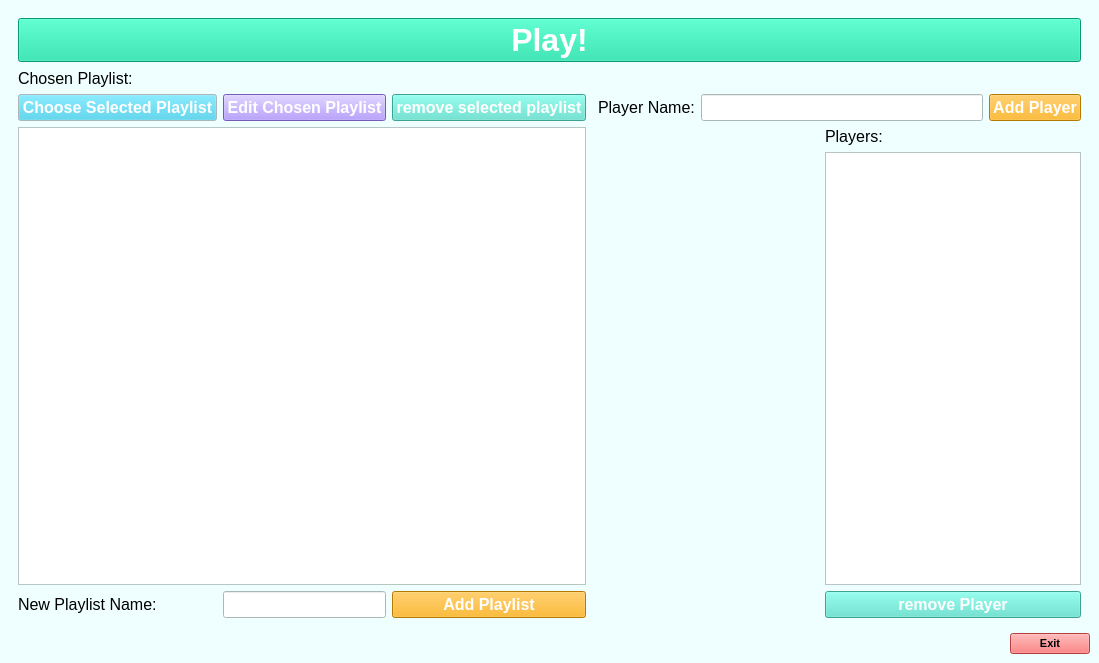
The window that card_bank.ui (MitchellMcDuff/Card_Bank) describes before a commit, drawn with Qt 5.
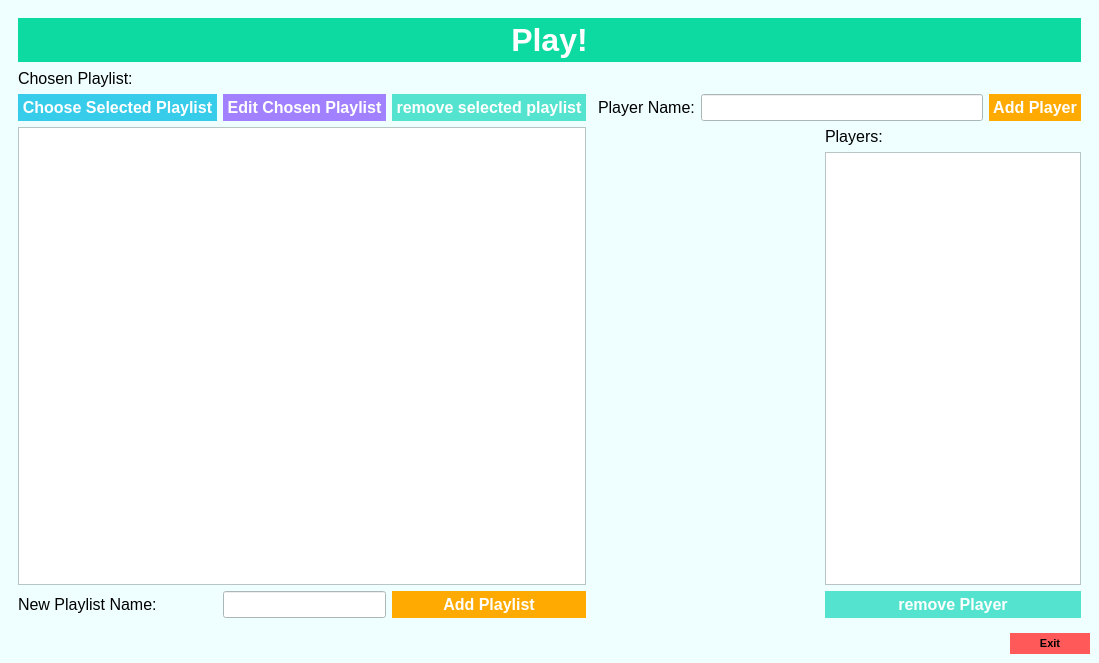
The same window after the commit.

Commit message: Add, remove, and choose playlist work. Removing multiple cards bug fixed. Colors hopefully are fixed.

The edit to the form file:
```diff
--- a/card_bank.ui
+++ b/card_bank.ui
@@ -428,6 +428,9 @@
   <property name="windowTitle">
    <string>Card Bank</string>
   </property>
+  <property name="autoFillBackground">
+   <bool>true</bool>
+  </property>
   <widget class="QWidget" name="mainGridWidget">
    <layout class="QGridLayout" name="gridLayout_4">
     <item row="1" column="0">
@@ -876,9 +879,21 @@
           <bold>true</bold>
          </font>
         </property>
+        <property name="autoFillBackground">
+         <bool>true</bool>
+        </property>
         <property name="text">
          <string>Exit</string>
         </property>
+        <property name="autoDefault">
+         <bool>false</bool>
+        </property>
+        <property name="default">
+         <bool>false</bool>
+        </property>
+        <property name="flat">
+         <bool>true</bool>
+        </property>
        </widget>
       </item>
      </layout>
@@ -1319,9 +1334,15 @@
             <bold>true</bold>
            </font>
           </property>
+          <property name="autoFillBackground">
+           <bool>true</bool>
+          </property>
           <property name="text">
            <string>Play!</string>
           </property>
+          <property name="flat">
+           <bool>true</bool>
+          </property>
          </widget>
         </item>
         <item row="2" column="0">
@@ -1749,9 +1770,15 @@
               <bold>true</bold>
              </font>
             </property>
+            <property name="autoFillBackground">
+             <bool>true</bool>
+            </property>
             <property name="text">
              <string>remove selected playlist</string>
             </property>
+            <property name="flat">
+             <bool>true</bool>
+            </property>
            </widget>
           </item>
           <item row="3" column="2">
@@ -2177,9 +2204,15 @@
               <bold>true</bold>
              </font>
             </property>
+            <property name="autoFillBackground">
+             <bool>true</bool>
+            </property>
             <property name="text">
              <string>Edit Chosen Playlist</string>
             </property>
+            <property name="flat">
+             <bool>true</bool>
+            </property>
            </widget>
           </item>
           <item row="3" column="1">
@@ -2190,9 +2223,15 @@
               <bold>true</bold>
              </font>
             </property>
+            <property name="autoFillBackground">
+             <bool>true</bool>
+            </property>
             <property name="text">
              <string>Choose Selected Playlist</string>
             </property>
+            <property name="flat">
+             <bool>true</bool>
+            </property>
            </widget>
           </item>
           <item row="5" column="1">
@@ -2635,9 +2674,15 @@
               <bold>true</bold>
              </font>
             </property>
+            <property name="autoFillBackground">
+             <bool>true</bool>
+            </property>
             <property name="text">
              <string>Add Playlist</string>
             </property>
+            <property name="flat">
+             <bool>true</bool>
+            </property>
            </widget>
           </item>
          </layout>
@@ -3079,9 +3124,15 @@
                 <bold>true</bold>
                </font>
               </property>
+              <property name="autoFillBackground">
+               <bool>true</bool>
+              </property>
               <property name="text">
                <string>Add Player</string>
               </property>
+              <property name="flat">
+               <bool>true</bool>
+              </property>
              </widget>
             </item>
            </layout>
@@ -3543,9 +3594,15 @@
                 <bold>true</bold>
                </font>
               </property>
+              <property name="autoFillBackground">
+               <bool>true</bool>
+              </property>
               <property name="text">
                <string>remove Player</string>
               </property>
+              <property name="flat">
+               <bool>true</bool>
+              </property>
              </widget>
             </item>
             <item row="1" column="0">
```
Left out of the diff: 66 changed lines with no effect on the pictures. The commit also changes 7 other files.
